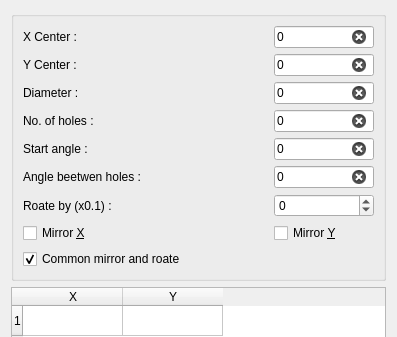
This is addons/src/bhc/bhctab.ui in GCodeProjects/GCodeWorkShop as Qt 5 draws it before an edit; both pictures show x 0 to 397 and y 0 to 337 of the 397 by 489 pixel window. The edited form follows.
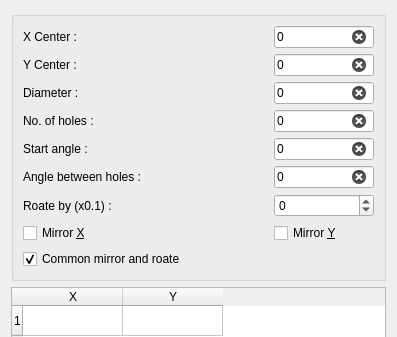
This is the edited form.

Patch:
```diff
--- a/addons/src/bhc/bhctab.ui
+++ b/addons/src/bhc/bhctab.ui
@@ -145,7 +145,7 @@
            </sizepolicy>
           </property>
           <property name="text">
-           <string>Angle beetwen holes :</string>
+           <string>Angle between holes :</string>
           </property>
           <property name="buddy">
            <cstring>angleBeetwenInput</cstring>
```
